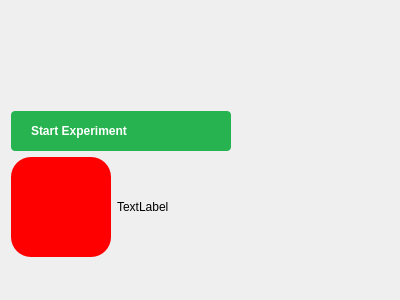
yyusea/scopy, file ui/dummyinstrument.ui: the form before one commit.
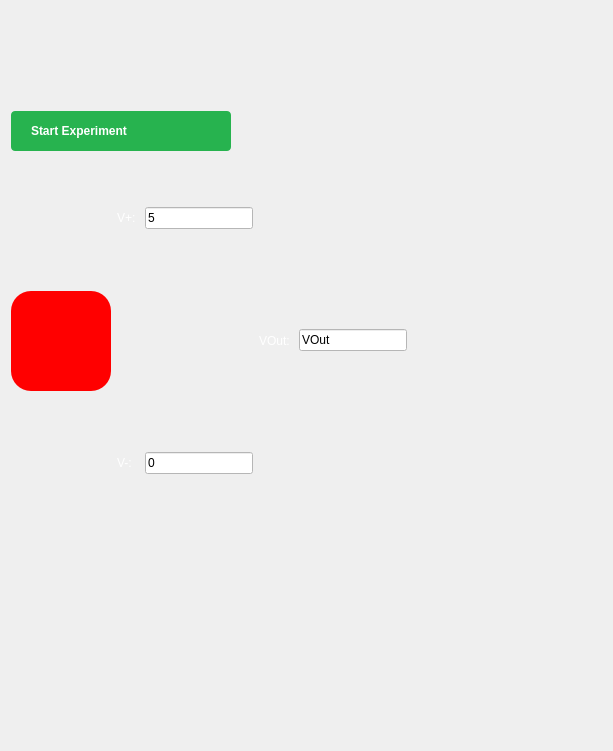
The form after the commit. Icons and pictures are not drawn.

Commit message: DummyInstrument: add controls to UI

Diff of the .ui file:
```diff
--- a/ui/dummyinstrument.ui
+++ b/ui/dummyinstrument.ui
@@ -6,8 +6,8 @@
    <rect>
     <x>0</x>
     <y>0</y>
-    <width>400</width>
-    <height>300</height>
+    <width>613</width>
+    <height>751</height>
    </rect>
   </property>
   <property name="windowTitle">
@@ -67,11 +67,144 @@
     </layout>
    </item>
    <item>
-    <layout class="QHBoxLayout" name="horizontalLayout">
-     <item>
-      <widget class="QLabel" name="lightSensor">
-       <property name="styleSheet">
-        <string notr="true">QLabel
+    <spacer name="verticalSpacer_4">
+     <property name="orientation">
+      <enum>Qt::Vertical</enum>
+     </property>
+     <property name="sizeType">
+      <enum>QSizePolicy::Fixed</enum>
+     </property>
+     <property name="sizeHint" stdset="0">
+      <size>
+       <width>20</width>
+       <height>50</height>
+      </size>
+     </property>
+    </spacer>
+   </item>
+   <item>
+    <layout class="QGridLayout" name="gridLayout">
+     <property name="leftMargin">
+      <number>0</number>
+     </property>
+     <property name="topMargin">
+      <number>0</number>
+     </property>
+     <property name="bottomMargin">
+      <number>0</number>
+     </property>
+     <item row="1" column="3">
+      <spacer name="horizontalSpacer_4">
+       <property name="orientation">
+        <enum>Qt::Horizontal</enum>
+       </property>
+       <property name="sizeHint" stdset="0">
+        <size>
+         <width>40</width>
+         <height>20</height>
+        </size>
+       </property>
+      </spacer>
+     </item>
+     <item row="1" column="2">
+      <layout class="QHBoxLayout" name="horizontalLayout_4">
+       <property name="leftMargin">
+        <number>0</number>
+       </property>
+       <property name="topMargin">
+        <number>0</number>
+       </property>
+       <item>
+        <widget class="QLabel" name="label_3">
+         <property name="styleSheet">
+          <string notr="true">color:white</string>
+         </property>
+         <property name="text">
+          <string>VOut: </string>
+         </property>
+        </widget>
+       </item>
+       <item>
+        <widget class="QLineEdit" name="VOut">
+         <property name="sizePolicy">
+          <sizepolicy hsizetype="Preferred" vsizetype="Fixed">
+           <horstretch>0</horstretch>
+           <verstretch>0</verstretch>
+          </sizepolicy>
+         </property>
+         <property name="styleSheet">
+          <string notr="true">background-color:white;
+color: rgb(0, 0, 0);</string>
+         </property>
+         <property name="text">
+          <string>VOut</string>
+         </property>
+        </widget>
+       </item>
+      </layout>
+     </item>
+     <item row="0" column="1">
+      <layout class="QHBoxLayout" name="horizontalLayout">
+       <property name="topMargin">
+        <number>0</number>
+       </property>
+       <item>
+        <widget class="QLabel" name="label">
+         <property name="styleSheet">
+          <string notr="true">color:white</string>
+         </property>
+         <property name="text">
+          <string>V+: </string>
+         </property>
+        </widget>
+       </item>
+       <item>
+        <widget class="QLineEdit" name="VPlus">
+         <property name="sizePolicy">
+          <sizepolicy hsizetype="Preferred" vsizetype="Fixed">
+           <horstretch>0</horstretch>
+           <verstretch>0</verstretch>
+          </sizepolicy>
+         </property>
+         <property name="minimumSize">
+          <size>
+           <width>50</width>
+           <height>0</height>
+          </size>
+         </property>
+         <property name="styleSheet">
+          <string notr="true">background-color:white;
+color: rgb(0, 0, 0);</string>
+         </property>
+         <property name="text">
+          <string>5</string>
+         </property>
+        </widget>
+       </item>
+      </layout>
+     </item>
+     <item row="1" column="0">
+      <layout class="QVBoxLayout" name="verticalLayout_2">
+       <property name="leftMargin">
+        <number>0</number>
+       </property>
+       <item>
+        <spacer name="verticalSpacer">
+         <property name="orientation">
+          <enum>Qt::Vertical</enum>
+         </property>
+         <property name="sizeHint" stdset="0">
+          <size>
+           <width>20</width>
+           <height>40</height>
+          </size>
+         </property>
+        </spacer>
+       </item>
+       <item>
+        <widget class="QLabel" name="lightSensor">
+         <property name="styleSheet">
+          <string notr="true">QLabel
 {
   border-radius: 20px;
   min-height: 100px;
@@ -79,19 +212,83 @@
   max-width:100px;
   background-color:red
 }</string>
-       </property>
-       <property name="text">
-        <string/>
-       </property>
-      </widget>
+         </property>
+         <property name="text">
+          <string/>
+         </property>
+        </widget>
+       </item>
+       <item>
+        <spacer name="verticalSpacer_3">
+         <property name="orientation">
+          <enum>Qt::Vertical</enum>
+         </property>
+         <property name="sizeHint" stdset="0">
+          <size>
+           <width>20</width>
+           <height>40</height>
+          </size>
+         </property>
+        </spacer>
+       </item>
+      </layout>
      </item>
-     <item>
+     <item row="1" column="1">
       <widget class="QLabel" name="circuit">
+       <property name="sizePolicy">
+        <sizepolicy hsizetype="Preferred" vsizetype="Preferred">
+         <horstretch>0</horstretch>
+         <verstretch>0</verstretch>
+        </sizepolicy>
+       </property>
+       <property name="minimumSize">
+        <size>
+         <width>0</width>
+         <height>0</height>
+        </size>
+       </property>
+       <property name="styleSheet">
+        <string notr="true">image: url(:/dummypicture.png);</string>
+       </property>
        <property name="text">
-        <string>TextLabel</string>
+        <string/>
        </property>
       </widget>
      </item>
+     <item row="2" column="1">
+      <layout class="QHBoxLayout" name="horizontalLayout_3">
+       <property name="topMargin">
+        <number>0</number>
+       </property>
+       <item>
+        <widget class="QLabel" name="label_2">
+         <property name="styleSheet">
+          <string notr="true">color:white</string>
+         </property>
+         <property name="text">
+          <string>V-: </string>
+         </property>
+        </widget>
+       </item>
+       <item>
+        <widget class="QLineEdit" name="VMinus">
+         <property name="sizePolicy">
+          <sizepolicy hsizetype="Preferred" vsizetype="Fixed">
+           <horstretch>0</horstretch>
+           <verstretch>0</verstretch>
+          </sizepolicy>
+         </property>
+         <property name="styleSheet">
+          <string notr="true">background-color:white;
+color: rgb(0, 0, 0);</string>
+         </property>
+         <property name="text">
+          <string>0</string>
+         </property>
+        </widget>
+       </item>
+      </layout>
+     </item>
     </layout>
    </item>
    <item>
@@ -99,6 +296,9 @@
      <property name="orientation">
       <enum>Qt::Vertical</enum>
      </property>
+     <property name="sizeType">
+      <enum>QSizePolicy::Expanding</enum>
+     </property>
      <property name="sizeHint" stdset="0">
       <size>
        <width>20</width>
```
Left out of the diff: 10 changed lines with no effect on the pictures. The commit also changes 6 other files.
